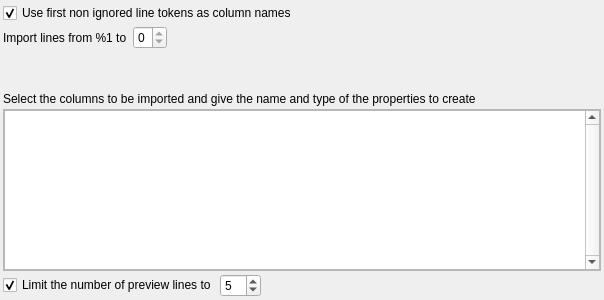
This is library/tulip-gui/designer/CSVImportConfigurationWidget.ui in Tulip-Dev/tulip as Qt 5 draws it before an edit. The edited form follows.
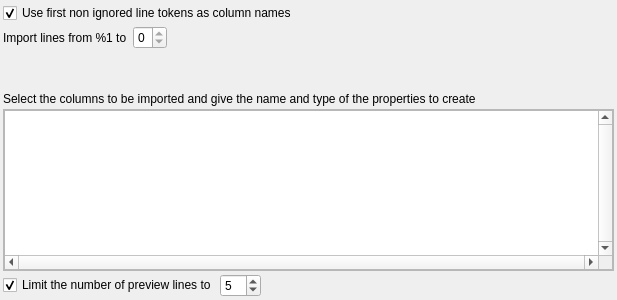
This is the edited form. Custom widgets are drawn as their Qt base class.

Commit message: CSV Import cleanup and improvements: allow to choose the element separator when importing VectorProperty values + allow to specify exception values allowing to skip a column or the entire row import

Diff of the .ui file:
```diff
--- a/library/tulip-gui/designer/CSVImportConfigurationWidget.ui
+++ b/library/tulip-gui/designer/CSVImportConfigurationWidget.ui
@@ -6,7 +6,7 @@
    <rect>
     <x>0</x>
     <y>0</y>
-    <width>604</width>
+    <width>617</width>
     <height>300</height>
    </rect>
   </property>
@@ -76,6 +76,9 @@
    </item>
    <item>
     <widget class="QScrollArea" name="scrollArea">
+     <property name="horizontalScrollBarPolicy">
+      <enum>Qt::ScrollBarAsNeeded</enum>
+     </property>
      <property name="widgetResizable">
       <bool>true</bool>
      </property>
@@ -84,7 +87,7 @@
        <rect>
         <x>0</x>
         <y>0</y>
-        <width>596</width>
+        <width>609</width>
         <height>137</height>
        </rect>
       </property>
@@ -108,7 +111,7 @@
           <enum>Qt::ScrollBarAlwaysOn</enum>
          </property>
          <property name="horizontalScrollBarPolicy">
-          <enum>Qt::ScrollBarAlwaysOff</enum>
+          <enum>Qt::ScrollBarAlwaysOn</enum>
          </property>
          <property name="editTriggers">
           <set>QAbstractItemView::NoEditTriggers</set>
@@ -117,7 +120,7 @@
           <enum>QAbstractItemView::NoSelection</enum>
          </property>
          <attribute name="horizontalHeaderVisible">
-          <bool>false</bool>
+          <bool>true</bool>
          </attribute>
          <attribute name="verticalHeaderVisible">
           <bool>false</bool>
```
Left out of the diff: 7 changed lines with no effect on the pictures. The commit also changes 8 other files.
